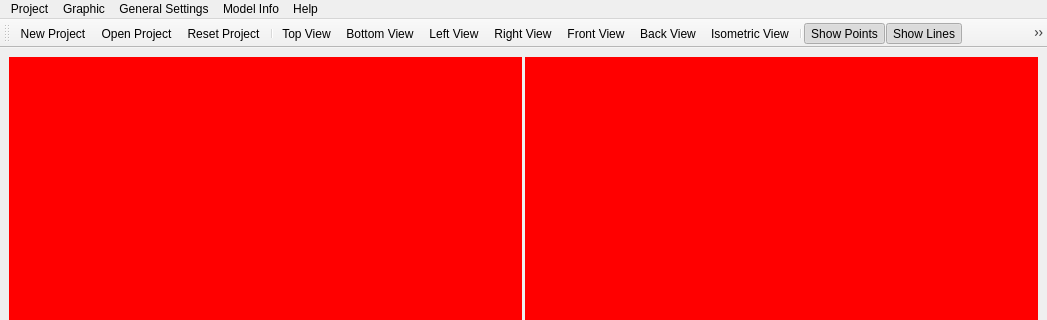
Qt form pulse/interface/ui_files/main_window.ui (open-pulse/OpenPulse) before a commit; both pictures show x 0 to 1047 and y 0 to 320 of the 1047 by 681 pixel window.
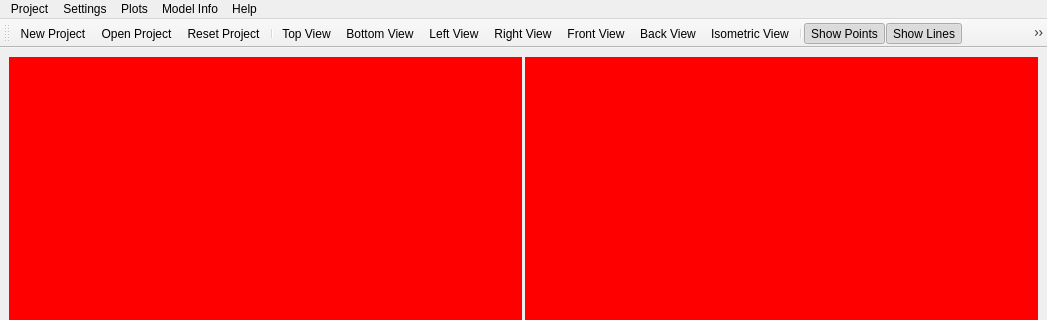
The same form after that commit. Icons and pictures are not drawn.

The edit to the form file:
```diff
--- a/pulse/interface/ui_files/main_window.ui
+++ b/pulse/interface/ui_files/main_window.ui
@@ -97,7 +97,7 @@
      <x>0</x>
      <y>0</y>
      <width>1047</width>
-     <height>29</height>
+     <height>26</height>
     </rect>
    </property>
    <widget class="QMenu" name="menu_project">
@@ -131,9 +131,9 @@
     <addaction name="action_set_light_theme"/>
     <addaction name="separator"/>
    </widget>
-   <widget class="QMenu" name="menu_graphic">
+   <widget class="QMenu" name="menu_plots">
     <property name="title">
-     <string>Graphic</string>
+     <string>Plots</string>
     </property>
     <addaction name="action_plot_geometry_editor"/>
     <addaction name="action_plot_lines"/>
@@ -142,18 +142,6 @@
     <addaction name="action_plot_cross_section"/>
     <addaction name="action_plot_material"/>
     <addaction name="action_plot_fluid"/>
-    <addaction name="action_user_preferences"/>
-   </widget>
-   <widget class="QMenu" name="menu_general_settings">
-    <property name="title">
-     <string>General Settings</string>
-    </property>
-    <addaction name="action_create_edit_geometry"/>
-    <addaction name="action_edit_geometry"/>
-    <addaction name="action_set_geometry_file"/>
-    <addaction name="action_set_material"/>
-    <addaction name="action_set_fluid"/>
-    <addaction name="action_set_cross_section"/>
    </widget>
    <widget class="QMenu" name="menu_model_info">
     <property name="title">
@@ -169,9 +157,17 @@
     </property>
     <addaction name="action_about_openpulse"/>
    </widget>
+   <widget class="QMenu" name="menu_general_settings">
+    <property name="title">
+     <string>Settings</string>
+    </property>
+    <addaction name="action_set_dark_theme"/>
+    <addaction name="action_set_light_theme"/>
+    <addaction name="action_user_preferences"/>
+   </widget>
    <addaction name="menu_project"/>
-   <addaction name="menu_graphic"/>
    <addaction name="menu_general_settings"/>
+   <addaction name="menu_plots"/>
    <addaction name="menu_model_info"/>
    <addaction name="menu_help"/>
   </widget>
```
Left out of the diff: 6 changed lines with no effect on the pictures.
